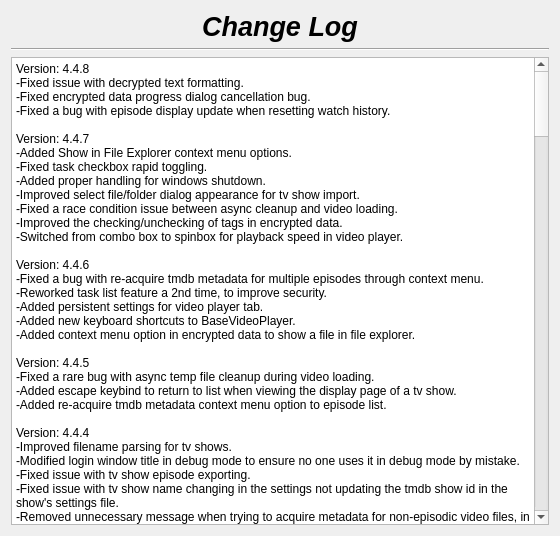
First picture: the form in changelog.ui, repository therealMaPMaKeR/MMDiary, before the edit.
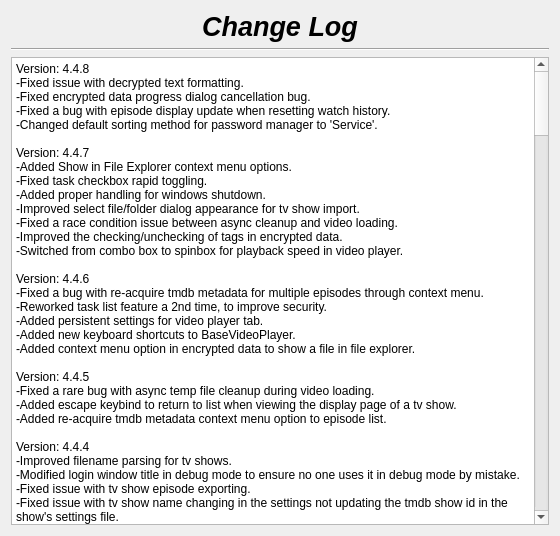
Second picture: the form after the edit.

Commit message:
changed default sorting method to service
in password manager

Patch:
```diff
--- a/changelog.ui
+++ b/changelog.ui
@@ -57,7 +57,7 @@
 &lt;/style&gt;&lt;/head&gt;&lt;body style=&quot; font-family:'Segoe UI'; font-size:9pt; font-weight:400; font-style:normal;&quot;&gt;
 &lt;p style=&quot; margin-top:0px; margin-bottom:0px; margin-left:0px; margin-right:0px; -qt-block-indent:0; text-indent:0px;&quot;&gt;Version: 4.4.8&lt;br /&gt;-Fixed issue with decrypted text formatting.&lt;/p&gt;
 &lt;p style=&quot; margin-top:0px; margin-bottom:0px; margin-left:0px; margin-right:0px; -qt-block-indent:0; text-indent:0px;&quot;&gt;-Fixed encrypted data progress dialog cancellation bug.&lt;/p&gt;
-&lt;p style=&quot; margin-top:0px; margin-bottom:0px; margin-left:0px; margin-right:0px; -qt-block-indent:0; text-indent:0px;&quot;&gt;-Fixed a bug with episode display update when resetting watch history.&lt;/p&gt;
+&lt;p style=&quot; margin-top:0px; margin-bottom:0px; margin-left:0px; margin-right:0px; -qt-block-indent:0; text-indent:0px;&quot;&gt;-Fixed a bug with episode display update when resetting watch history.&lt;br /&gt;-Changed default sorting method for password manager to 'Service'.&lt;/p&gt;
 &lt;p style=&quot;-qt-paragraph-type:empty; margin-top:0px; margin-bottom:0px; margin-left:0px; margin-right:0px; -qt-block-indent:0; text-indent:0px;&quot;&gt;&lt;br /&gt;&lt;/p&gt;
 &lt;p style=&quot; margin-top:0px; margin-bottom:0px; margin-left:0px; margin-right:0px; -qt-block-indent:0; text-indent:0px;&quot;&gt;Version: 4.4.7&lt;br /&gt;-Added Show in File Explorer context menu options.&lt;/p&gt;
 &lt;p style=&quot; margin-top:0px; margin-bottom:0px; margin-left:0px; margin-right:0px; -qt-block-indent:0; text-indent:0px;&quot;&gt;-Fixed task checkbox rapid toggling.&lt;br /&gt;-Added proper handling for windows shutdown.&lt;/p&gt;
```
The commit also changes 1 other file.
